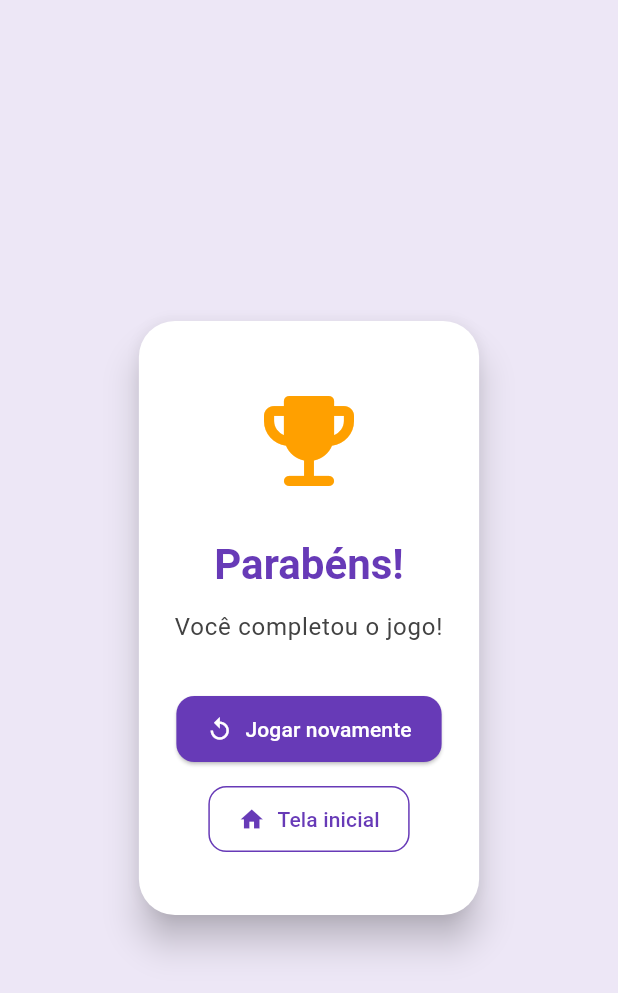
After one commit to oJaciel/Memory-Game, a Flutter app: the ResultPage screen opened by its route, on a phone screen of 412 x 824 dp. The commit adds this screen. Shown: the top 993 px of the screen. Run offline on Flutter 3.47's test engine with Material 3 defaults, Android fonts, the phone set to English and light mode, and no system bars.

Commit message:
Tela Inicial e Resultado
Criadas telas de início e resultado.

*Ainda sem implementação de final de jogo.

```diff
--- /dev/null
+++ b/lib/pages/result_page.dart
@@ -0,0 +1,107 @@
+import 'package:flutter/material.dart';
+import 'package:memory_game/utils/app_routes.dart';
+
+class ResultPage extends StatelessWidget {
+  const ResultPage({super.key});
+
+  @override
+  Widget build(BuildContext context) {
+    final theme = Theme.of(context);
+
+    return Scaffold(
+      backgroundColor: Colors.deepPurple.shade50,
+      body: Center(
+        child: Padding(
+          padding: const EdgeInsets.all(24.0),
+          child: Card(
+            elevation: 10,
+            shape: RoundedRectangleBorder(
+              borderRadius: BorderRadius.circular(24),
+            ),
+            color: Colors.white,
+            child: Padding(
+              padding: const EdgeInsets.symmetric(
+                vertical: 40.0,
+                horizontal: 24.0,
+              ),
+              child: Column(
+                mainAxisSize: MainAxisSize.min,
+                children: [
+                  Icon(
+                    Icons.emoji_events_rounded,
+                    size: 80,
+                    color: Colors.amber.shade700,
+                  ),
+                  const SizedBox(height: 24),
+                  Text(
+                    'Parabéns!',
+                    style: theme.textTheme.headlineMedium?.copyWith(
+                      fontWeight: FontWeight.bold,
+                      color: Colors.deepPurple,
+                    ),
+                  ),
+                  const SizedBox(height: 12),
+                  Text(
+                    'Você completou o jogo!',
+                    textAlign: TextAlign.center,
+                    style: theme.textTheme.bodyLarge?.copyWith(
+                      color: Colors.grey[800],
+                    ),
+                  ),
+                  const SizedBox(height: 32),
+                  Wrap(
+                    alignment: WrapAlignment.center,
+                    spacing: 16,
+                    runSpacing: 12,
+                    children: [
+                      ElevatedButton.icon(
+                        style: ElevatedButton.styleFrom(
+                          padding: const EdgeInsets.symmetric(
+                            horizontal: 20,
+                            vertical: 12,
+                          ),
+                          shape: RoundedRectangleBorder(
+                            borderRadius: BorderRadius.circular(12),
+                          ),
+                          backgroundColor: Colors.deepPurple,
+                          foregroundColor: Colors.white,
+                        ),
+                        onPressed: () {
+                          Navigator.of(
+                            context,
+                          ).pushReplacementNamed(AppRoutes.GAME_PAGE);
+                        },
+                        icon: const Icon(Icons.replay),
+                        label: const Text('Jogar novamente'),
+                      ),
+                      OutlinedButton.icon(
+                        style: OutlinedButton.styleFrom(
+                          padding: const EdgeInsets.symmetric(
+                            horizontal: 20,
+                            vertical: 12,
+                          ),
+                          shape: RoundedRectangleBorder(
+                            borderRadius: BorderRadius.circular(12),
+                          ),
+                          side: const BorderSide(color: Colors.deepPurple),
+                          foregroundColor: Colors.deepPurple,
+                        ),
+                        onPressed: () {
+                          Navigator.of(
+                            context,
+                          ).pushReplacementNamed(AppRoutes.HOME_PAGE);
+                        },
+                        icon: const Icon(Icons.home),
+                        label: const Text('Tela inicial'),
+                      ),
+                    ],
+                  ),
+                ],
+              ),
+            ),
+          ),
+        ),
+      ),
+    );
+  }
+}
--- /dev/null
+++ b/lib/utils/app_routes.dart
@@ -0,0 +1,5 @@
+class AppRoutes {
+  static const HOME_PAGE = '/home';
+  static const GAME_PAGE = '/game';
+  static const RESULT_PAGE = '/result';
+}
```
Also changed, not shown: lib/main.dart (+9 -1 lines), lib/pages/home_page.dart (added, +92 -0 lines).
